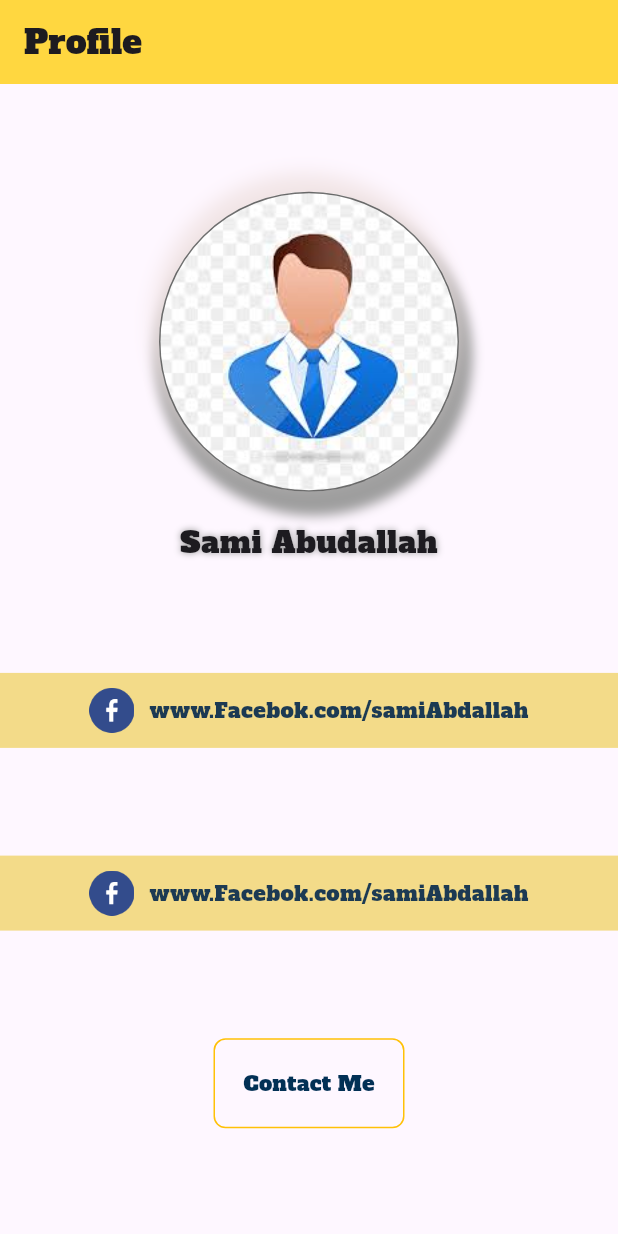
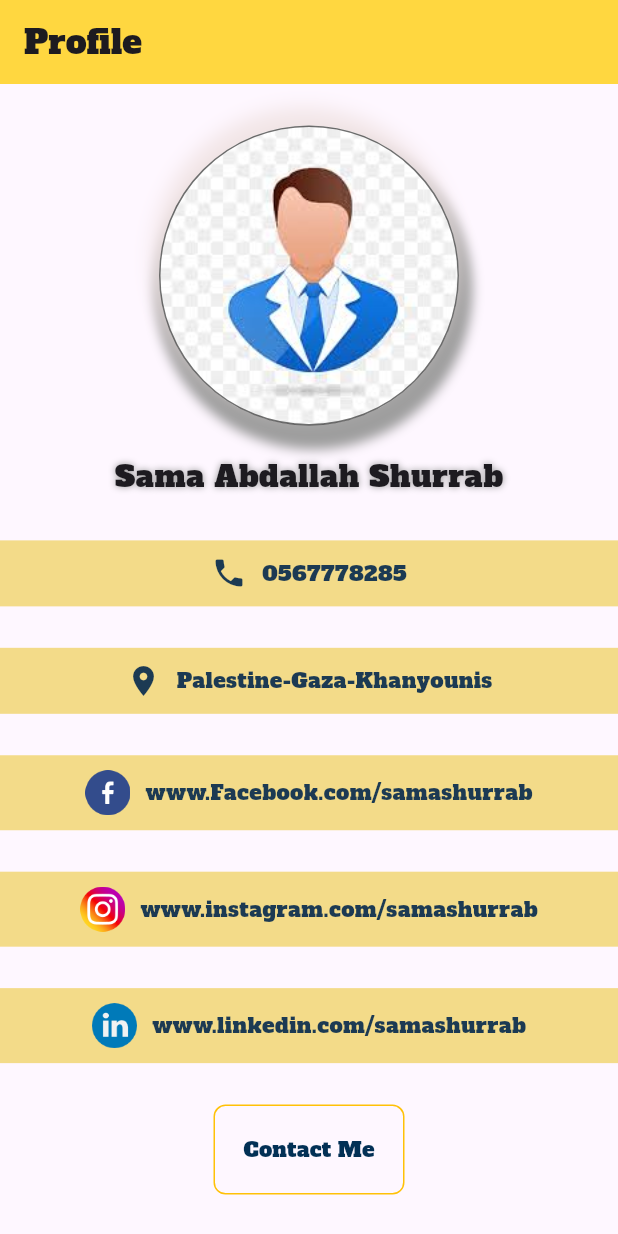
Before and after one commit to ReemaAAsker/ui_sessions, a Flutter app: the screen it shows after launch, on a phone screen of 412 x 824 dp. Run offline on Flutter 3.47's test engine with Material 3 defaults, Android fonts, the phone set to English and light mode, and no system bars.

Commit message:
Updated profile page, added Facebook, LinkedIn, Instagram, phone, and website accounts.

```diff
--- a/lib/main.dart
+++ b/lib/main.dart
@@ -61,7 +61,7 @@ class RowExample extends StatelessWidget {
                   ),
                 ),
                 Text(
-                  'Sami Abudallah',
+                  'Sama Abdallah Shurrab',
                   style: TextStyle(
                     fontSize: 20,
                     shadows: [Shadow(color: Colors.grey, blurRadius: 6)],
@@ -76,9 +76,29 @@ class RowExample extends StatelessWidget {
                 spacing: 10,
                 mainAxisAlignment: MainAxisAlignment.center,
                 children: [
-                  Image.asset('images/fac.png', width: 30, height: 30),
+                  Icon(Icons.phone, color: const Color.fromRGBO(28, 58, 83, 1)),
                   Text(
-                    'www.Facebok.com/samiAbdallah',
+                    '0567778285',
+                    style: TextStyle(
+                      color: const Color.fromRGBO(28, 58, 83, 1),
+                    ),
+                  ),
+                ],
+              ),
+            ),
+            Container(
+              padding: EdgeInsets.symmetric(vertical: 10),
+              color: const Color(0xD4F1D571),
+              child: Row(
+                spacing: 10,
+                mainAxisAlignment: MainAxisAlignment.center,
+                children: [
+                  Icon(
+                    Icons.location_on,
+                    color: const Color.fromRGBO(28, 58, 83, 1),
+                  ),
+                  Text(
+                    'Palestine-Gaza-Khanyounis',
                     style: TextStyle(
                       color: const Color.fromRGBO(28, 58, 83, 1),
                     ),
@@ -95,7 +115,7 @@ class RowExample extends StatelessWidget {
                 children: [
                   Image.asset('images/fac.png', width: 30, height: 30),
                   Text(
-                    'www.Facebok.com/samiAbdallah',
+                    'www.Facebook.com/samashurrab',
                     style: TextStyle(
                       color: const Color.fromRGBO(28, 58, 83, 1),
                     ),
@@ -103,6 +123,41 @@ class RowExample extends StatelessWidget {
                 ],
               ),
             ),
+            Container(
+              padding: EdgeInsets.symmetric(vertical: 10),
+              color: const Color(0xD4F1D571),
+              child: Row(
+                spacing: 10,
+                mainAxisAlignment: MainAxisAlignment.center,
+                children: [
+                  Image.asset('images/instagram.png', width: 30, height: 30),
+                  Text(
+                    'www.instagram.com/samashurrab',
+                    style: TextStyle(
+                      color: const Color.fromRGBO(28, 58, 83, 1),
+                    ),
+                  ),
+                ],
+              ),
+            ),
+            Container(
+              padding: EdgeInsets.symmetric(vertical: 10),
+              color: const Color(0xD4F1D571),
+              child: Row(
+                spacing: 10,
+                mainAxisAlignment: MainAxisAlignment.center,
+                children: [
+                  Image.asset('images/linkedin.png', width: 30, height: 30),
+                  Text(
+                    'www.linkedin.com/samashurrab',
+                    style: TextStyle(
+                      color: const Color.fromRGBO(28, 58, 83, 1),
+                    ),
+                  ),
+                ],
+              ),
+            ),
+
             //in , instagram , call , location
             //contact with me  >> button
             // Row(
```
Also changed, not shown: images/instagram.png (added), images/linkedin.png (added).
